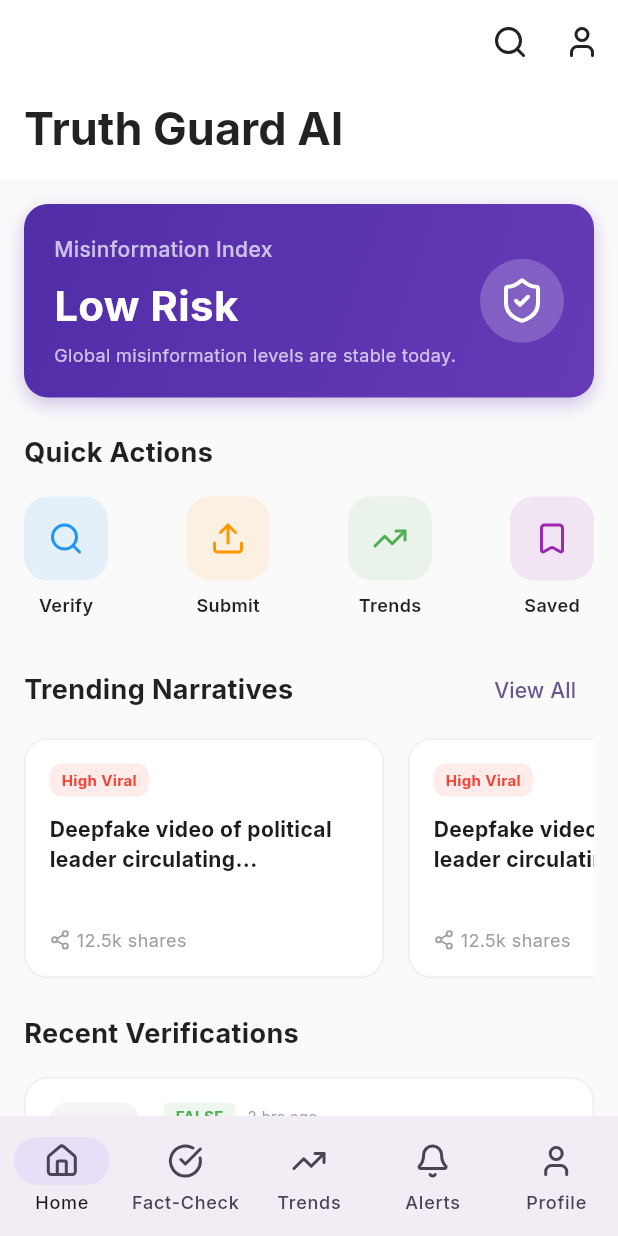
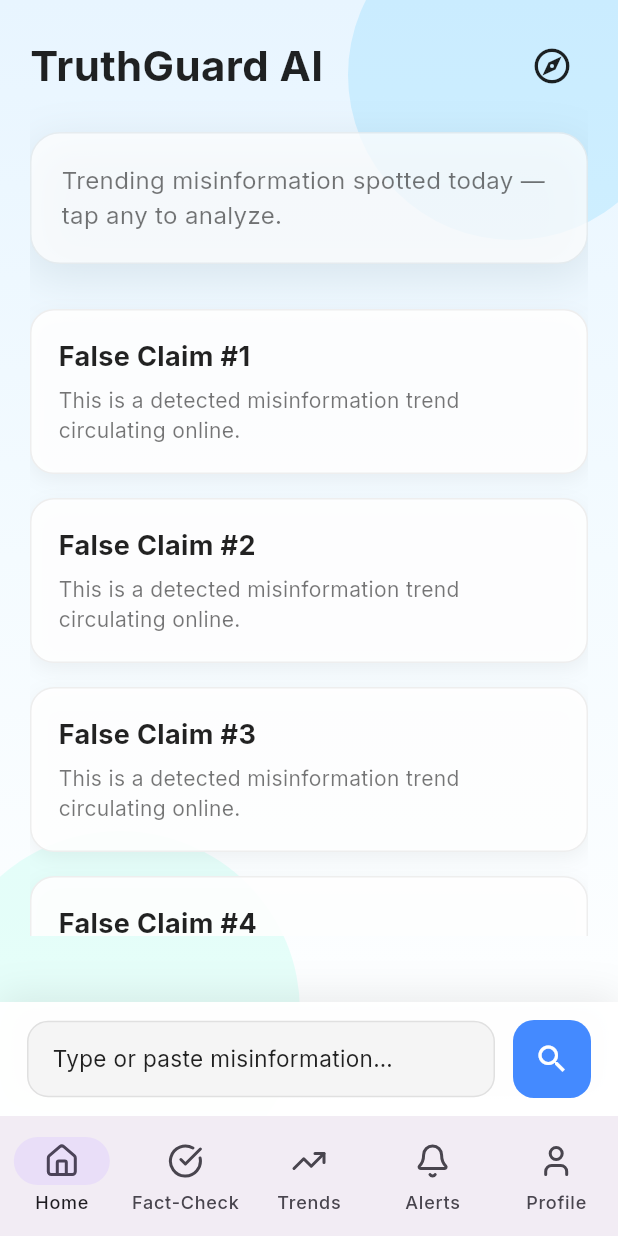
Before and after one commit to Sayyed23/ai-missinformation-truth_guard-ai2, a Flutter app: the screen it shows after launch, on a phone screen of 412 x 824 dp. Run offline on Flutter 3.47's test engine with Material 3 defaults, Android fonts, the light colour scheme and no system bars; our stand-ins replace fl_chart, flutter_riverpod, go_router, google_fonts, lucide_icons.

Commit message:
home page

```diff
--- a/truth_guard_ai/lib/features/home/presentation/home_screen.dart
+++ b/truth_guard_ai/lib/features/home/presentation/home_screen.dart
@@ -1,58 +1,235 @@
 import 'package:flutter/material.dart';
-import 'package:go_router/go_router.dart';
 import 'package:lucide_icons/lucide_icons.dart';
 
-class HomeScreen extends StatelessWidget {
+class HomeScreen extends StatefulWidget {
   const HomeScreen({super.key});
+
+  @override
+  State<HomeScreen> createState() => _HomeScreenState();
+}
+
+class _HomeScreenState extends State<HomeScreen> with SingleTickerProviderStateMixin {
+  late AnimationController _controller;
+  late Animation<double> _fadeText;
+  late Animation<Offset> _slideCard;
+
+  @override
+  void initState() {
+    super.initState();
+
+    _controller = AnimationController(
+      vsync: this,
+      duration: const Duration(milliseconds: 1500),
+    )..forward();
+
+    _fadeText = Tween<double>(begin: 0, end: 1).animate(
+      CurvedAnimation(parent: _controller, curve: Curves.easeOut),
+    );
+
+    _slideCard = Tween<Offset>(begin: const Offset(0, 0.1), end: Offset.zero).animate(
+      CurvedAnimation(parent: _controller, curve: Curves.easeOutExpo),
+    );
+  }
 
   @override
   Widget build(BuildContext context) {
     return Scaffold(
-      backgroundColor: Colors.grey[50],
-      body: CustomScrollView(
-        slivers: [
-          SliverAppBar(
-            floating: true,
-            pinned: true,
-            expandedHeight: 120.0,
       backgroundColor: Colors.white,
-            surfaceTintColor: Colors.white,
-            flexibleSpace: FlexibleSpaceBar(
-              titlePadding: const EdgeInsets.only(left: 16, bottom: 16),
-              title: Text(
-                'Truth Guard AI',
-                style: TextStyle(
-                  color: Colors.black87,
-                  fontWeight: FontWeight.bold,
-                  fontSize: 20,
+      body: Stack(
+        children: [
+          // Background gradient
+          AnimatedContainer(
+            duration: const Duration(seconds: 3),
+            decoration: const BoxDecoration(
+              gradient: LinearGradient(
+                colors: [
+                  Color(0xFFE8F5FF),
+                  Color(0xFFF4FBFF),
+                  Colors.white,
+                ],
+                begin: Alignment.topCenter,
+                end: Alignment.bottomCenter,
               ),
             ),
-              background: Container(color: Colors.white),
           ),
-            actions: [
-              IconButton(
-                icon: const Icon(LucideIcons.search, color: Colors.black87),
-                onPressed: () {},
+
+          // Floating shimmer circles
+          Positioned(
+            top: -60,
+            right: -40,
+            child: AnimatedContainer(
+              duration: const Duration(seconds: 4),
+              curve: Curves.easeInOut,
+              height: 220,
+              width: 220,
+              decoration: BoxDecoration(
+                shape: BoxShape.circle,
+                color: Colors.lightBlueAccent.withOpacity(0.18),
+              ),
+            ),
+          ),
+
+          Positioned(
+            bottom: -50,
+            left: -40,
+            child: AnimatedContainer(
+              duration: const Duration(seconds: 4),
+              curve: Curves.easeInOut,
+              height: 240,
+              width: 240,
+              decoration: BoxDecoration(
+                shape: BoxShape.circle,
+                color: Colors.tealAccent.withOpacity(0.15),
+              ),
+            ),
+          ),
+
+          // Entire Scrollable Content Feed
+          Positioned.fill(
+            child: SafeArea(
+              child: Padding(
+                padding: const EdgeInsets.fromLTRB(20, 20, 20, 120),
+                child: ListView(
+                  children: [
+                    // Header
+                    Row(
+                      mainAxisAlignment: MainAxisAlignment.spaceBetween,
+                      children: [
+                        FadeTransition(
+                          opacity: _fadeText,
+                          child: const Text(
+                            "TruthGuard AI",
+                            style: TextStyle(
+                              fontSize: 28,
+                              fontWeight: FontWeight.bold,
+                              color: Colors.black87,
+                            ),
+                          ),
                         ),
                         IconButton(
-                icon: const Icon(LucideIcons.user, color: Colors.black87),
+                          icon: const Icon(Icons.explore_outlined, color: Colors.black87, size: 28),
                           onPressed: () {},
+                        )
+                      ],
+                    ),
+
+                    const SizedBox(height: 20),
+
+                    // Intro card with animation
+                    SlideTransition(
+                      position: _slideCard,
+                      child: AnimatedContainer(
+                        duration: const Duration(milliseconds: 900),
+                        curve: Curves.easeOutExpo,
+                        padding: const EdgeInsets.all(20),
+                        decoration: BoxDecoration(
+                          color: Colors.white.withOpacity(0.75),
+                          borderRadius: BorderRadius.circular(20),
+                          boxShadow: [
+                            BoxShadow(
+                              color: Colors.blueGrey.withOpacity(0.15),
+                              blurRadius: 25,
+                              spreadRadius: 2,
+                              offset: const Offset(0, 8),
+                            )
+                          ],
+                          border: Border.all(color: Colors.blueGrey.withOpacity(0.12)),
+                        ),
+                        child: const Text(
+                          "Trending misinformation spotted today — tap any to analyze.",
+                          style: TextStyle(color: Colors.black54, fontSize: 16),
+                        ),
+                      ),
+                    ),
+
+                    const SizedBox(height: 30),
+
+                    // 🔥 Trending False Claims Feed
+                    ...List.generate(
+                      12,
+                      (index) => Container(
+                        margin: const EdgeInsets.only(bottom: 16),
+                        padding: const EdgeInsets.all(18),
+                        decoration: BoxDecoration(
+                          color: Colors.white.withOpacity(0.90),
+                          borderRadius: BorderRadius.circular(16),
+                          border: Border.all(color: Colors.grey.shade200),
+                          boxShadow: [
+                            BoxShadow(
+                              color: Colors.black.withOpacity(0.05),
+                              blurRadius: 10,
+                              offset: const Offset(0, 4),
                             ),
                           ],
                         ),
-          SliverToBoxAdapter(
-            child: Padding(
-              padding: const EdgeInsets.all(16.0),
                         child: Column(
                           crossAxisAlignment: CrossAxisAlignment.start,
                           children: [
-                  _buildWelcomeSection(),
-                  const SizedBox(height: 24),
-                  _buildQuickActions(context),
-                  const SizedBox(height: 24),
-                  _buildTrendingSection(context),
-                  const SizedBox(height: 24),
-                  _buildRecentClaims(context),
+                            Text(
+                              "False Claim #${index + 1}",
+                              style: const TextStyle(
+                                fontSize: 18,
+                                fontWeight: FontWeight.bold,
+                                color: Colors.black87,
+                              ),
+                            ),
+                            const SizedBox(height: 6),
+                            const Text(
+                              "This is a detected misinformation trend circulating online.",
+                              style: TextStyle(color: Colors.black54),
+                            ),
+                          ],
+                        ),
+                      ),
+                    ),
+                  ],
+                ),
+              ),
+            ),
+          ),
+
+          // FIXED QUERY INPUT BAR (always visible)
+          Positioned(
+            left: 0,
+            right: 0,
+            bottom: 0,
+            child: Container(
+              padding: const EdgeInsets.symmetric(horizontal: 18, vertical: 12),
+              decoration: BoxDecoration(
+                color: Colors.white.withOpacity(0.97),
+                boxShadow: [
+                  BoxShadow(
+                    color: Colors.black.withOpacity(0.08),
+                    blurRadius: 20,
+                    offset: const Offset(0, -4),
+                  ),
+                ],
+              ),
+              child: Row(
+                children: [
+                  Expanded(
+                    child: Container(
+                      padding: const EdgeInsets.symmetric(horizontal: 16, vertical: 14),
+                      decoration: BoxDecoration(
+                        color: Colors.grey.shade100,
+                        borderRadius: BorderRadius.circular(14),
+                        border: Border.all(color: Colors.grey.shade300),
+                      ),
+                      child: const Text(
+                        "Type or paste misinformation…",
+                        style: TextStyle(color: Colors.black87, fontSize: 15),
+                      ),
+                    ),
+                  ),
+                  const SizedBox(width: 12),
+                  Container(
+                    padding: const EdgeInsets.all(14),
+                    decoration: BoxDecoration(
+                      color: Colors.blueAccent,
+                      borderRadius: BorderRadius.circular(14),
+                    ),
+                    child: const Icon(Icons.search, color: Colors.white),
+                  )
                 ],
               ),
             ),
@@ -61,344 +238,4 @@
       ),
     );
   }
-
-  Widget _buildWelcomeSection() {
-    return Container(
-      padding: const EdgeInsets.all(20),
-      decoration: BoxDecoration(
-        gradient: LinearGradient(
-          colors: [Colors.deepPurple.shade700, Colors.deepPurple.shade500],
-          begin: Alignment.topLeft,
-          end: Alignment.bottomRight,
-        ),
-        borderRadius: BorderRadius.circular(16),
-        boxShadow: [
-          BoxShadow(
-            color: Colors.deepPurple.withValues(alpha: 0.3),
-            blurRadius: 10,
-            offset: const Offset(0, 4),
-          ),
-        ],
-      ),
-      child: Row(
-        children: [
-          Expanded(
-            child: Column(
-              crossAxisAlignment: CrossAxisAlignment.start,
-              children: const [
-                Text(
-                  'Misinformation Index',
-                  style: TextStyle(
-                    color: Colors.white70,
-                    fontSize: 14,
-                    fontWeight: FontWeight.w500,
-                  ),
-                ),
-                SizedBox(height: 8),
-                Text(
-                  'Low Risk',
-                  style: TextStyle(
-                    color: Colors.white,
-                    fontSize: 28,
-                    fontWeight: FontWeight.bold,
-                  ),
-                ),
-                SizedBox(height: 4),
-                Text(
-                  'Global misinformation levels are stable today.',
-                  style: TextStyle(color: Colors.white70, fontSize: 12),
-                ),
-              ],
-            ),
-          ),
-          Container(
-            padding: const EdgeInsets.all(12),
-            decoration: BoxDecoration(
-              color: Colors.white.withValues(alpha: 0.2),
-              shape: BoxShape.circle,
-            ),
-            child: const Icon(
-              LucideIcons.shieldCheck,
-              color: Colors.white,
-              size: 32,
-            ),
-          ),
-        ],
-      ),
-    );
 }
-
-  Widget _buildQuickActions(BuildContext context) {
-    return Column(
-      crossAxisAlignment: CrossAxisAlignment.start,
-      children: [
-        const Text(
-          'Quick Actions',
-          style: TextStyle(
-            fontSize: 18,
-            fontWeight: FontWeight.bold,
-            color: Colors.black87,
-          ),
-        ),
-        const SizedBox(height: 16),
-        Row(
-          mainAxisAlignment: MainAxisAlignment.spaceBetween,
-          children: [
-            _buildActionButton(
-              context,
-              icon: LucideIcons.search,
-              label: 'Verify',
-              color: Colors.blue,
-              onTap: () {},
-            ),
-            _buildActionButton(
-              context,
-              icon: LucideIcons.upload,
-              label: 'Submit',
-              color: Colors.orange,
-              onTap: () {},
-            ),
-            _buildActionButton(
-              context,
-              icon: LucideIcons.trendingUp,
-              label: 'Trends',
-              color: Colors.green,
-              onTap: () {},
-            ),
-            _buildActionButton(
-              context,
-              icon: LucideIcons.bookmark,
-              label: 'Saved',
-              color: Colors.purple,
-              onTap: () {
-                context.go('/home/saved');
-              },
-            ),
-          ],
-        ),
-      ],
-    );
-  }
-
-  Widget _buildActionButton(
-    BuildContext context, {
-    required IconData icon,
-    required String label,
-    required Color color,
-    required VoidCallback onTap,
-  }) {
-    return InkWell(
-      onTap: onTap,
-      borderRadius: BorderRadius.circular(12),
-      child: Column(
-        children: [
-          Container(
-            padding: const EdgeInsets.all(16),
-            decoration: BoxDecoration(
-              color: color.withValues(alpha: 0.1),
-              borderRadius: BorderRadius.circular(16),
-            ),
-            child: Icon(icon, color: color, size: 24),
-          ),
-          const SizedBox(height: 8),
-          Text(
-            label,
-            style: const TextStyle(
-              fontSize: 12,
-              fontWeight: FontWeight.w600,
-              color: Colors.black87,
-            ),
-          ),
-        ],
-      ),
-    );
-  }
-
-  Widget _buildTrendingSection(BuildContext context) {
-    return Column(
-      crossAxisAlignment: CrossAxisAlignment.start,
-      children: [
-        Row(
-          mainAxisAlignment: MainAxisAlignment.spaceBetween,
-          children: [
-            const Text(
-              'Trending Narratives',
-              style: TextStyle(
-                fontSize: 18,
-                fontWeight: FontWeight.bold,
-                color: Colors.black87,
-              ),
-            ),
-            TextButton(onPressed: () {}, child: const Text('View All')),
-          ],
-        ),
-        const SizedBox(height: 8),
-        SizedBox(
-          height: 160,
-          child: ListView.builder(
-            scrollDirection: Axis.horizontal,
-            itemCount: 3,
-            itemBuilder: (context, index) {
-              return Container(
-                width: 240,
-                margin: const EdgeInsets.only(right: 16),
-                padding: const EdgeInsets.all(16),
-                decoration: BoxDecoration(
-                  color: Colors.white,
-                  borderRadius: BorderRadius.circular(16),
-                  border: Border.all(color: Colors.grey.shade200),
-                ),
-                child: Column(
-                  crossAxisAlignment: CrossAxisAlignment.start,
-                  children: [
-                    Container(
-                      padding: const EdgeInsets.symmetric(
-                        horizontal: 8,
-                        vertical: 4,
-                      ),
-                      decoration: BoxDecoration(
-                        color: Colors.red.withValues(alpha: 0.1),
-                        borderRadius: BorderRadius.circular(8),
-                      ),
-                      child: const Text(
-                        'High Viral',
-                        style: TextStyle(
-                          color: Colors.red,
-                          fontSize: 10,
-                          fontWeight: FontWeight.bold,
-                        ),
-                      ),
-                    ),
-                    const SizedBox(height: 12),
-                    const Text(
-                      'Deepfake video of political leader circulating...',
-                      maxLines: 2,
-                      overflow: TextOverflow.ellipsis,
-                      style: TextStyle(
-                        fontWeight: FontWeight.bold,
-                        fontSize: 14,
-                      ),
-                    ),
-                    const Spacer(),
-                    Row(
-                      children: const [
-                        Icon(LucideIcons.share2, size: 14, color: Colors.grey),
-                        SizedBox(width: 4),
-                        Text(
-                          '12.5k shares',
-                          style: TextStyle(color: Colors.grey, fontSize: 12),
-                        ),
-                      ],
-                    ),
-                  ],
-                ),
-              );
-            },
-          ),
-        ),
-      ],
-    );
-  }
-
-  Widget _buildRecentClaims(BuildContext context) {
-    return Column(
-      crossAxisAlignment: CrossAxisAlignment.start,
-      children: [
-        const Text(
-          'Recent Verifications',
-          style: TextStyle(
-            fontSize: 18,
-            fontWeight: FontWeight.bold,
-            color: Colors.black87,
-          ),
-        ),
-        const SizedBox(height: 16),
-        ListView.builder(
-          shrinkWrap: true,
-          physics: const NeverScrollableScrollPhysics(),
-          itemCount: 3,
-          itemBuilder: (context, index) {
-            return Container(
-              margin: const EdgeInsets.only(bottom: 16),
-              padding: const EdgeInsets.all(16),
-              decoration: BoxDecoration(
-                color: Colors.white,
-                borderRadius: BorderRadius.circular(16),
-                border: Border.all(color: Colors.grey.shade200),
-              ),
-              child: InkWell(
-                onTap: () {
-                  // Navigate to claim detail
-                  // Using GoRouter context extension would require importing go_router
-                  // For now, we assume context.go is available or we use Navigator
-                  // But since we are using GoRouter, we should use context.go or context.push
-                  // We need to import go_router in this file to use context.push
-                },
-                child: Row(
-                  crossAxisAlignment: CrossAxisAlignment.start,
-                  children: [
-                    Container(
-                      width: 60,
-                      height: 60,
-                      decoration: BoxDecoration(
-                        color: Colors.grey.shade100,
-                        borderRadius: BorderRadius.circular(12),
-                      ),
-                      child: const Icon(LucideIcons.image, color: Colors.grey),
-                    ),
-                    const SizedBox(width: 16),
-                    Expanded(
-                      child: Column(
-                        crossAxisAlignment: CrossAxisAlignment.start,
-                        children: [
-                          Row(
-                            children: [
-                              Container(
-                                padding: const EdgeInsets.symmetric(
-                                  horizontal: 8,
-                                  vertical: 2,
-                                ),
-                                decoration: BoxDecoration(
-                                  color: Colors.green.withValues(alpha: 0.1),
-                                  borderRadius: BorderRadius.circular(4),
-                                ),
-                                child: const Text(
-                                  'FALSE',
-                                  style: TextStyle(
-                                    color: Colors.green,
-                                    fontSize: 10,
-                                    fontWeight: FontWeight.bold,
-                                  ),
-                                ),
-                              ),
-                              const SizedBox(width: 8),
-                              const Text(
-                                '2 hrs ago',
-                                style: TextStyle(
-                                  color: Colors.grey,
-                                  fontSize: 10,
-                                ),
-                              ),
-                            ],
-                          ),
-                          const SizedBox(height: 8),
-                          const Text(
-                            'Claim that new tax law affects all citizens immediately.',
-                            style: TextStyle(
-                              fontWeight: FontWeight.w600,
-                              fontSize: 14,
-                            ),
-                          ),
-                        ],
-                      ),
-                    ),
-                  ],
-                ),
-              ),
-            );
-          },
-        ),
-      ],
-    );
-  }
-}
--- a/truth_guard_ai/lib/main.dart
+++ b/truth_guard_ai/lib/main.dart
@@ -13,6 +13,7 @@
   @override
   Widget build(BuildContext context) {
     return MaterialApp.router(
+      debugShowCheckedModeBanner: false,
       title: 'Truth Guard AI',
       theme: ThemeData(
         colorScheme: ColorScheme.fromSeed(seedColor: Colors.deepPurple),
```
Lines whose indentation alone changed are shown as unchanged.
